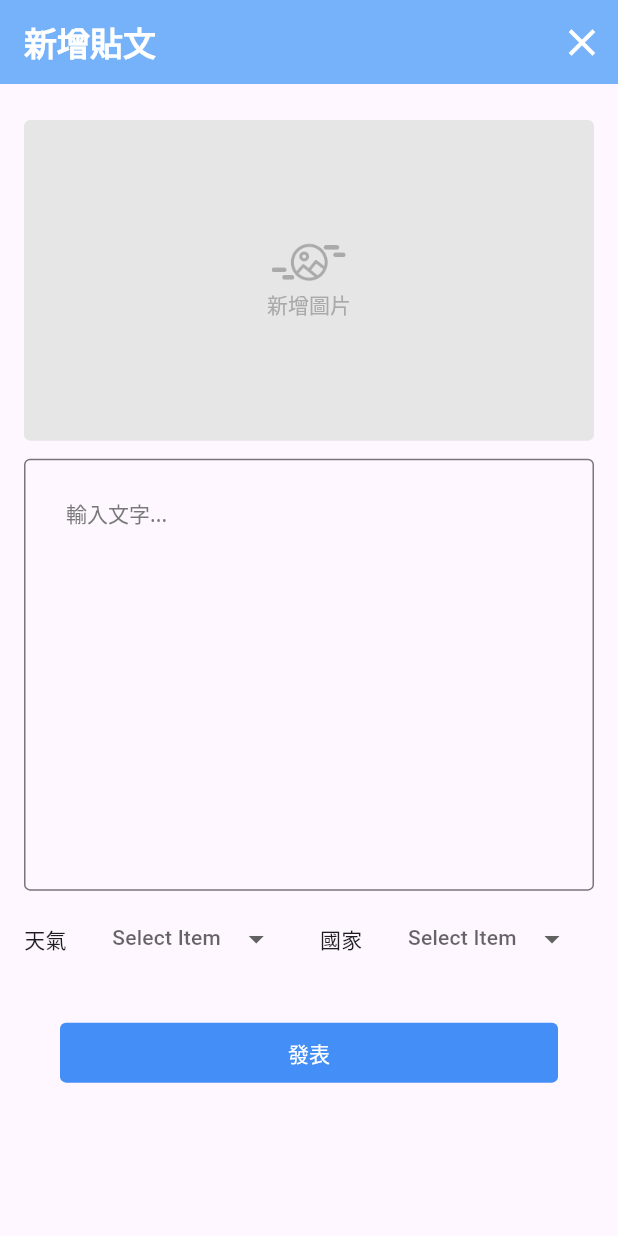
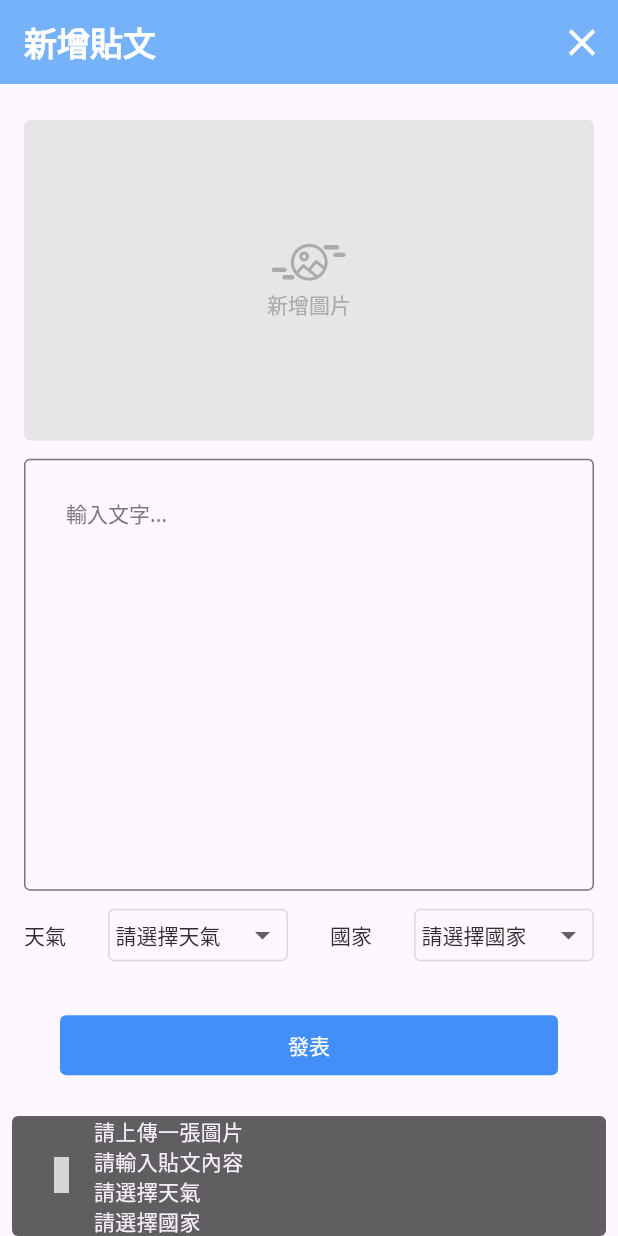
Before and after one commit to yacheng0323/weather_share, a Flutter app: the PublishPage screen opened by its route, after a tap on "發表", on a phone screen of 412 x 824 dp. Run offline on Flutter 3.47's test engine with Material 3 defaults, Android fonts, the phone set to English and light mode, and no system bars; drawn by our look-alikes of dropdown_button2; our stand-ins replace auto_route, cached_network_image, cloud_firestore, firebase_auth, firebase_core, firebase_storage and 5 more; accounts and stored records are empty; grey boxes are pictures that could not be loaded.

Commit message:
尚未實作 發表貼文功能

```diff
--- a/lib/core/service/cloud_storage.dart
+++ b/lib/core/service/cloud_storage.dart
@@ -1,10 +1,11 @@
 import 'dart:developer';
-
 import 'package:firebase_auth/firebase_auth.dart';
 import 'package:flutter/material.dart';
 import 'package:cloud_firestore/cloud_firestore.dart';
 import 'package:weather_share/core/service/auth_service.dart';
 import 'package:weather_share/entities/remote/get_attributes_result.dart';
+import 'package:weather_share/entities/remote/publish_result.dart';
+import 'package:weather_share/feature/publish/data/publish_model.dart';
 
 final authServiceProvider = AuthServices();
 
@@ -39,6 +40,7 @@ class CloudStorage extends ChangeNotifier {
     };
     try {
       await _fireStoreDB.collection("users").doc(uid).set(userAttributes);
+      // _fireStoreDB
 // final ss = await _fireStorageDB.collection("wwdw").where("field",isEqualTo: "ss").get();
 // FirebaseStorage.instance.ref().child(path)
     } catch (err, s) {
@@ -61,5 +63,18 @@ class CloudStorage extends ChangeNotifier {
     }
   }
 
-  // Future<void>
+  Future<PublishResult> createPost({required PublishModel publishModel}) async {
+    try {
+      // 生成id
+      String postId = _fireStoreDB.collection('posts').doc().id;
+
+      await _fireStoreDB
+          .collection("posts")
+          .doc(postId)
+          .set({...publishModel.toMap(), "postId": postId});
+      return PublishResult(isPublished: true);
+    } catch (e) {
+      return PublishResult(isPublished: false, errorMessage: "發表文章失敗。");
+    }
+  }
 }
--- a/lib/feature/publish/data/publish_model.dart
+++ b/lib/feature/publish/data/publish_model.dart
@@ -1,6 +1,5 @@
 class PublishModel {
-  final String postId;
-  final String authorId;
+  final String author;
   final String content;
   final int timestamp;
   final String imageURL;
@@ -8,8 +7,7 @@ class PublishModel {
   final String country;
   final List<String> likedBy;
   PublishModel(
-      {required this.postId,
-      required this.authorId,
+      {required this.author,
       required this.content,
       required this.timestamp,
       required this.imageURL,
@@ -20,7 +18,7 @@ class PublishModel {
 
   Map<String, dynamic> toMap() {
     return {
-      "authorId": authorId,
+      "author": author,
       "content": content,
       "timestamp": timestamp,
       "imageURL": imageURL,
--- a/lib/feature/publish/domain/publish_view_model.dart
+++ b/lib/feature/publish/domain/publish_view_model.dart
@@ -1,5 +1,7 @@
 import 'package:flutter/material.dart';
+import 'package:weather_share/core/service/cloud_storage.dart';
 import 'package:weather_share/core/service/image_helper.dart';
+import 'package:weather_share/core/utils/custom/country_icon_resolver.dart';
 import 'package:weather_share/core/utils/custom/weather_icon_resolver.dart';
 import 'package:weather_share/entities/remote/publish_result.dart';
 import 'package:weather_share/feature/publish/data/country_model.dart';
@@ -8,10 +10,14 @@ import 'package:weather_share/feature/publish/data/weather_model.dart';
 
 final imageHelperProvider = ImageHelper();
 
+final cloudStorageProvider = CloudStorage();
+
 class PublishViewModel extends ChangeNotifier {
   PublishResult? publishResult;
 
   List<WeatherModel> weatherList = WeatherIconResolver.weatherList;
+
+  List<CountryModel> countryList = CountryIconResolver.countryList;
 
   String? _imagePath;
 
@@ -33,16 +39,58 @@ class PublishViewModel extends ChangeNotifier {
 
   PublishModel? get publishModel => _publishModel;
 
+  String? _notValidateMessage;
+
+  String? get notValidateMessage => _notValidateMessage;
+
   Future<void> setImage({required bool fromCamera}) async {
     _imagePath = await imageHelperProvider.getImage(fromCamera: fromCamera);
     notifyListeners();
   }
 
+  void selectWeather({required WeatherModel weather}) {
+    _weather = weather;
+    notifyListeners();
+  }
+
+  void selectCountry({required CountryModel country}) {
+    _country = country;
+    notifyListeners();
+  }
+
+  void validateForm() {
+    String message = "";
+    if (_imagePath == null) {
+      message += "請上傳一張圖片\n";
+    }
+
+    if (_content == null) {
+      message += "請輸入貼文內容\n";
+    }
+
+    if (_weather == null) {
+      message += "請選擇天氣\n";
+    }
+    if (_country == null) {
+      message += "請選擇國家";
+    }
+    _notValidateMessage = message;
+    notifyListeners();
+  }
+
   Future<void> publish() async {
-    try {
-      String imageURL =
-          await imageHelperProvider.uploadImageToFirebaseStorage(_imagePath!);
-      // PublishModel data = PublishModel(postId: postId, authorId: authorId, content: content, timestamp: timestamp, imageURL: imageURL, weather: weather, country: country)
-    } catch (e) {}
+    String imageURL =
+        await imageHelperProvider.uploadImageToFirebaseStorage(_imagePath!);
+
+    // PublishModel data = PublishModel(
+    // author: author,
+    //     content: _content ?? "",
+    //     timestamp: DateTime.now().millisecondsSinceEpoch ~/ 1000,
+    //     imageURL: imageURL,
+    //     weather: _weather!.text,
+    //     country: _country!.text);
+    // publishResult =
+    //     await cloudStorageProvider.createPost(publishModel: publishModel);
+    notifyListeners();
   }
 }
--- a/lib/feature/publish/presentation/publish_page.dart
+++ b/lib/feature/publish/presentation/publish_page.dart
@@ -4,10 +4,11 @@ import 'package:auto_route/auto_route.dart';
 import 'package:dropdown_button2/dropdown_button2.dart';
 import 'package:flutter/cupertino.dart';
 import 'package:flutter/material.dart';
-import 'package:flutter/widgets.dart';
-import 'package:material_symbols_icons/symbols.dart';
 import 'package:provider/provider.dart';
 import 'package:weather_share/core/styles/textgetter.dart';
+import 'package:weather_share/core/utils/custom/show_snack.bar.dart';
+import 'package:weather_share/feature/publish/data/country_model.dart';
+import 'package:weather_share/feature/publish/data/weather_model.dart';
 import 'package:weather_share/feature/publish/domain/publish_view_model.dart';
 
 @RoutePage()
@@ -21,32 +22,9 @@ class PublishPage extends StatefulWidget {
 class _PublishPageState extends State<PublishPage> {
   final FocusNode focusNode = FocusNode();
   final TextEditingController contentController = TextEditingController();
-  // List<Weather> weatherlist = [
-  //   Weather(icon: Symbols.sunny, text: "晴天"),
-  //   Weather(icon: Symbols.rainy, text: "雨天"),
-  //   Weather(icon: Symbols.cloud, text: "多雲")
-  // ];
-  // Weather? dropdownValue;
-  final List<String> items = [
-    'Item1',
-    'Item2',
-    'Item3',
-    'Item4',
-  ];
-  String? selectedValue;
-
-  final List<String> items2 = [
-    'Item1',
-    'Item2',
-    'Item3',
-    'Item4',
-  ];
-  String? selectedValue2;
 
   @override
   void initState() {
-    // dropdownValue = weatherlist.first;
-
     super.initState();
   }
 
@@ -184,78 +162,105 @@ class _PublishPageState extends State<PublishPage> {
                         child: Row(
                           mainAxisAlignment: MainAxisAlignment.spaceBetween,
                           children: [
-                            Text("天氣"),
+                            Text(
+                              "天氣",
+                              style: textgetter.bodyMedium
+                                  ?.copyWith(color: Color(0xff2E2E2E)),
+                            ),
                             DropdownButtonHideUnderline(
-                              child: DropdownButton2<String>(
+                              child: DropdownButton2<WeatherModel>(
                                 isExpanded: true,
-                                hint: Text(
-                                  'Select Item',
-                                  style: TextStyle(
-                                    fontSize: 14,
-                                    color: Theme.of(context).hintColor,
-                                  ),
-                                ),
-                                items: items
-                                    .map((String item) =>
-                                        DropdownMenuItem<String>(
-                                          value: item,
-                                          child: Text(
-                                            item,
-                                            style: const TextStyle(
-                                              fontSize: 14,
-                                            ),
-                                          ),
-                                        ))
+                                hint: Text("請選擇天氣",
+                                    style: textgetter.bodyMedium
+                                        ?.copyWith(color: Color(0xff2E2E2E))),
+                                items: provider.weatherList
+                                    .map(
+                                      (item) => DropdownMenuItem<WeatherModel>(
+                                        value: item,
+                                        child: Row(
+                                          mainAxisAlignment:
+                                              MainAxisAlignment.start,
+                                          children: [
+                                            Image.asset(item.icon),
+                                            Padding(padding: EdgeInsets.all(2)),
+                                            Text(
+                                              item.text,
+                                              style: textgetter.bodyMedium
+                                                  ?.copyWith(
+                                                      color: Color(0xff2E2E2E)),
+                                            )
+                                          ],
+                                        ),
+                                      ),
+                                    )
                                     .toList(),
-                                value: selectedValue,
-                                onChanged: (String? value) {
-                                  setState(() {
-                                    selectedValue = value;
-                                  });
+                                value: provider.weather,
+                                onChanged: (value) {
+                                  provider.selectWeather(weather: value!);
                                 },
-                                buttonStyleData: const ButtonStyleData(
-                                  padding: EdgeInsets.symmetric(horizontal: 16),
-                                  height: 40,
-                                  width: 140,
+                                buttonStyleData: ButtonStyleData(
+                                  decoration: BoxDecoration(
+                                      border: Border.all(
+                                        width: 1,
+                                        color: Color(0xffD9D9D9),
+                                      ),
+                                      borderRadius: BorderRadius.circular(4)),
+                                  padding: EdgeInsets.symmetric(horizontal: 4),
+                                  height: 35,
+                                  width: 120,
                                 ),
                                 menuItemStyleData: const MenuItemStyleData(
                                   height: 40,
                                 ),
                               ),
                             ),
-                            Text("國家"),
+                            Text(
+                              "國家",
+                              style: textgetter.bodyMedium
+                                  ?.copyWith(color: Color(0xff2E2E2E)),
+                            ),
                             DropdownButtonHideUnderline(
-                              child: DropdownButton2<String>(
+                              child: DropdownButton2<CountryModel>(
                                 isExpanded: true,
-                                hint: Text(
-                                  'Select Item',
-                                  style: TextStyle(
-                                    fontSize: 14,
-                                    color: Theme.of(context).hintColor,
-                                  ),
-                                ),
-                                items: items2
-                                    .map((String item) =>
-                                        DropdownMenuItem<String>(
+                                hint: Text('請選擇國家',
+                                    style: textgetter.bodyMedium
+                                        ?.copyWith(color: Color(0xff2E2E2E))),
+                                items: provider.countryList
+                                    .map((item) =>
+                                        DropdownMenuItem<CountryModel>(
                                           value: item,
-                                          child: Text(
-                                            item,
-                                            style: const TextStyle(
-                                              fontSize: 14,
-                                            ),
+                                          child: Row(
+                                            mainAxisAlignment:
+                                                MainAxisAlignment.start,
+                                            children: [
+                                              Image.asset(item.icon),
+                                              Padding(
+                                                  padding: EdgeInsets.all(2)),
+                                              Text(
+                                                item.text,
+                                                style: textgetter.bodyMedium
+                                                    ?.copyWith(
+                                                        color:
+                                                            Color(0xff2E2E2E)),
+                                              )
+                                            ],
                                           ),
                                         ))
                                     .toList(),
-                                value: selectedValue2,
-                                onChanged: (String? value) {
-                                  setState(() {
-                                    selectedValue2 = value;
-                                  });
+                                value: provider.country,
+                                onChanged: (value) {
+                                  provider.selectCountry(country: value!);
                                 },
-                                buttonStyleData: const ButtonStyleData(
-                                  padding: EdgeInsets.symmetric(horizontal: 16),
-                                  height: 40,
-                                  width: 140,
+                                buttonStyleData: ButtonStyleData(
+                                  decoration: BoxDecoration(
+                                      border: Border.all(
+                                        width: 1,
+                                        color: Color(0xffD9D9D9),
+                                      ),
+                                      borderRadius: BorderRadius.circular(4)),
+                                  padding: EdgeInsets.symmetric(horizontal: 4),
+                                  height: 35,
+                                  width: 120,
                                 ),
                                 menuItemStyleData: const MenuItemStyleData(
                                   height: 40,
@@ -276,7 +281,14 @@ class _PublishPageState extends State<PublishPage> {
                             backgroundColor: const Color(0xff448EF7),
                           ),
                           onPressed: () async {
-                            await provider.publish();
+                            provider.validateForm();
+                            if (provider.notValidateMessage!.isNotEmpty) {
+                              ShowSnackBarHelper.errorSnackBar(context: context)
+                                  .showSnackbar(
+                                      provider.notValidateMessage ?? "");
+                            } else {
+                              // await provider.publish();
+                            }
                           },
                           child: Text(
                             "發表",
@@ -296,10 +308,3 @@ class _PublishPageState extends State<PublishPage> {
     );
   }
 }
-
-class Weather {
-  final IconData icon;
-  final String text;
-
-  Weather({required this.icon, required this.text});
-}
```
Also changed, not shown: image/weather/2.0x/cloudy.png, image/weather/2.0x/rainy.png, image/weather/2.0x/sunny.png, image/weather/3.0x/cloudy.png, image/weather/3.0x/rainy.png, image/weather/3.0x/sunny.png, image/weather/cloudy.png, image/weather/rainy.png, image/weather/sunny.png.
